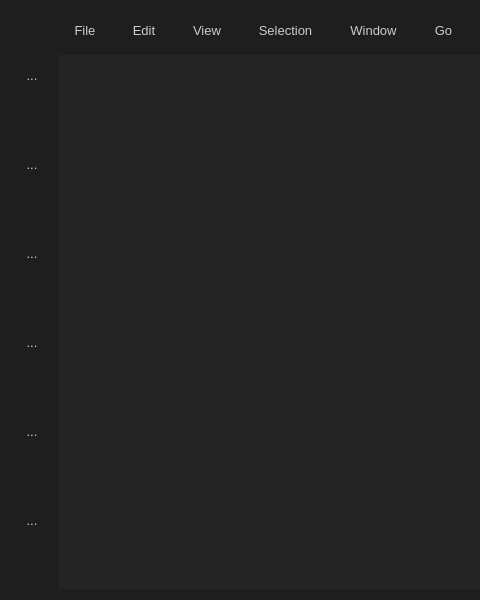
First picture: the form in Juan-Studio-Code/form.ui, repository JuanMontoya888/FP-Compilers-I-and-II, before the edit; both pictures show x 0 to 480 and y 0 to 600 of the 800 by 600 pixel window.
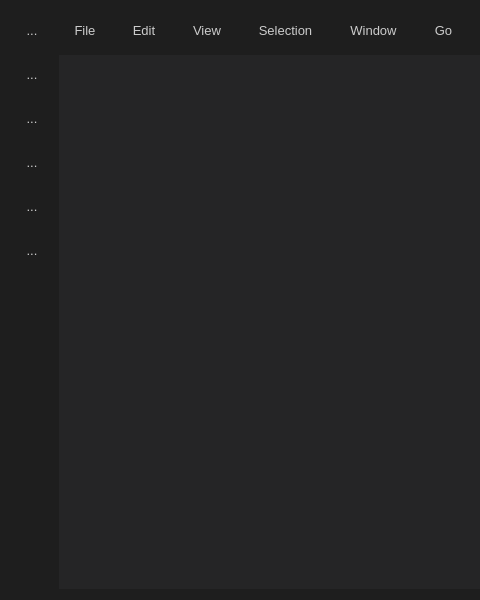
Second picture: the form after the edit.

Commit message: Condensed button alignment

Patch:
```diff
--- a/Juan-Studio-Code/form.ui
+++ b/Juan-Studio-Code/form.ui
@@ -322,6 +322,19 @@
        </property>
       </widget>
      </item>
+     <item>
+      <spacer name="verticalSpacer">
+       <property name="orientation">
+        <enum>Qt::Orientation::Vertical</enum>
+       </property>
+       <property name="sizeHint" stdset="0">
+        <size>
+         <width>20</width>
+         <height>40</height>
+        </size>
+       </property>
+      </spacer>
+     </item>
     </layout>
    </item>
   </layout>
```
The commit also changes 1 other file.
